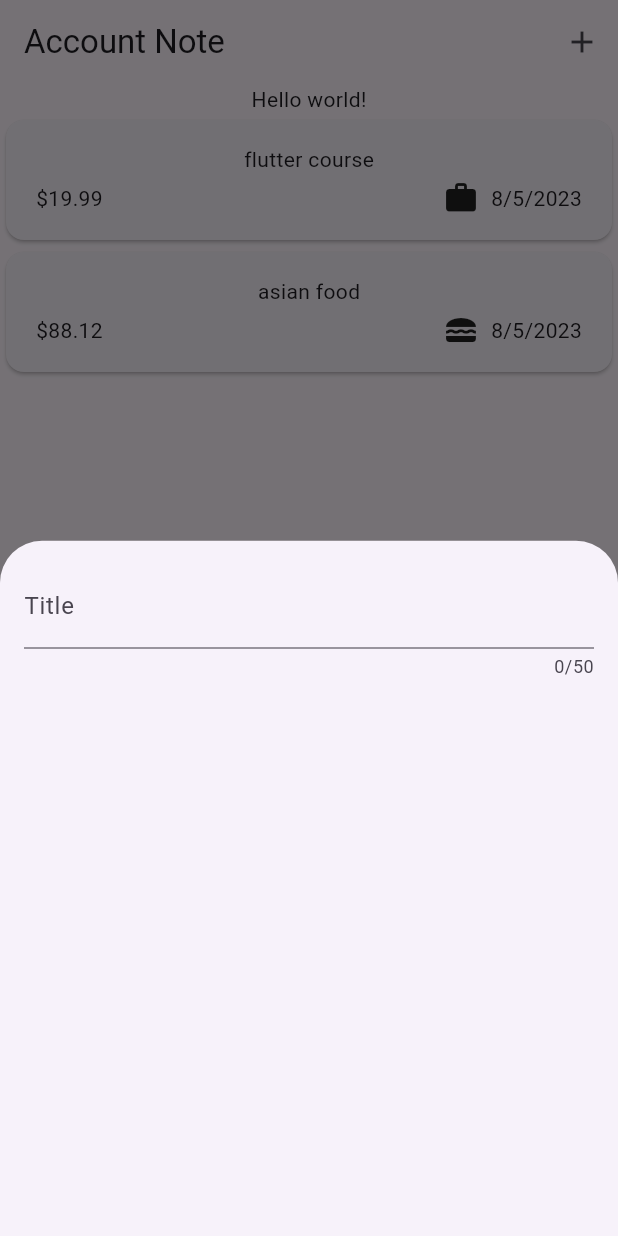
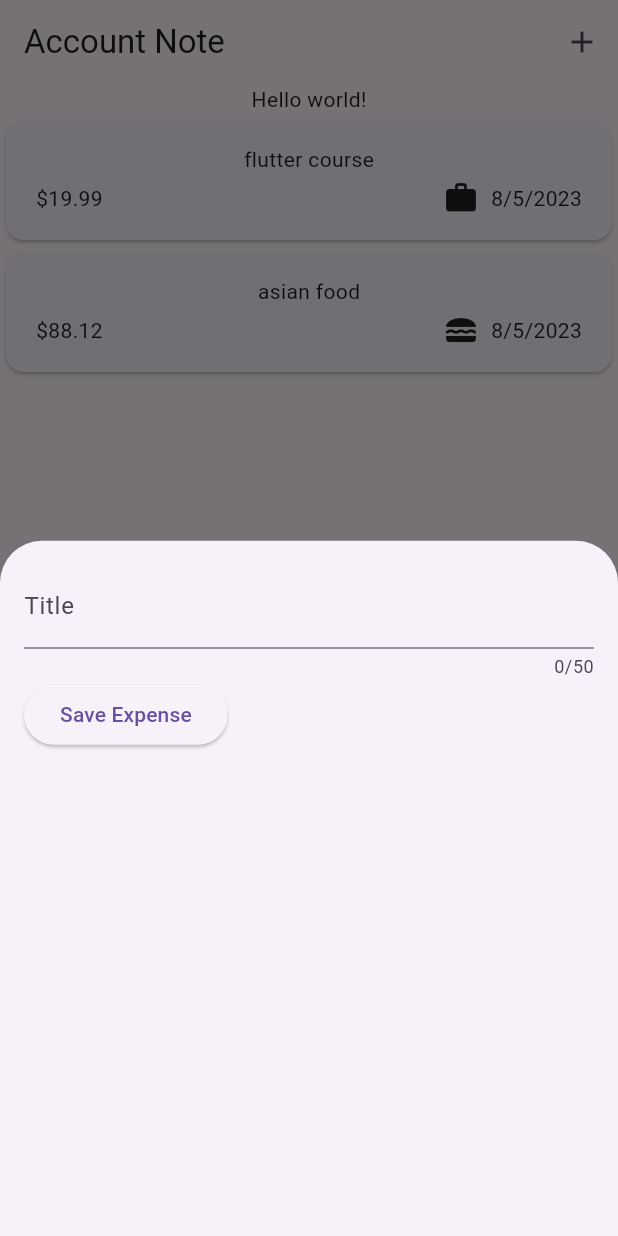
Before and after one commit to decemberkms/cource_flutter, a Flutter app: the screen it shows after launch, after a tap on the "add" icon, on a phone screen of 412 x 824 dp. Run offline on Flutter 3.47's test engine with Material 2 defaults, Android fonts, the phone set to English and light mode, and no system bars; our stand-ins replace google_fonts.

Commit message:
Section5 save var with button

```diff
--- a/app05/lib/widget/new_expense.dart
+++ b/app05/lib/widget/new_expense.dart
@@ -12,18 +12,34 @@ class NewExpense extends StatefulWidget {
 }
 
 class _NewExpenseState extends State<NewExpense> {
+  var _enteredTitle = '';
+
+  void _saveTitleInput(String inputValue) {
+    _enteredTitle = inputValue;
+  }
+
   @override
   Widget build(BuildContext context) {
-    return const Padding(
+    return Padding(
       padding: const EdgeInsets.all(16.0),
       child: Column(
-        children: const [
+        children: [
           TextField(
+            onChanged: _saveTitleInput,
             maxLength: 50,
-            decoration: InputDecoration(
+            decoration: const InputDecoration(
               label: Text("Title"),
             ),
           ),
+          Row(
+            children: [
+              ElevatedButton(
+                  onPressed: () {
+                    print(_enteredTitle);
+                  },
+                  child: const Text('Save Expense')),
+            ],
+          )
         ],
       ),
     );
```
